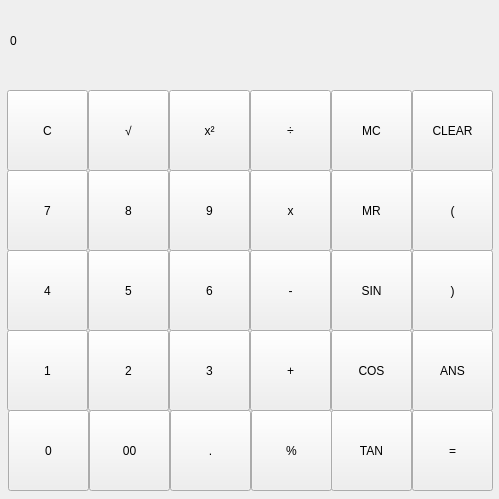
The window that calculator.ui (tonyeko/Calculator) describes before a commit, drawn with Qt 5.
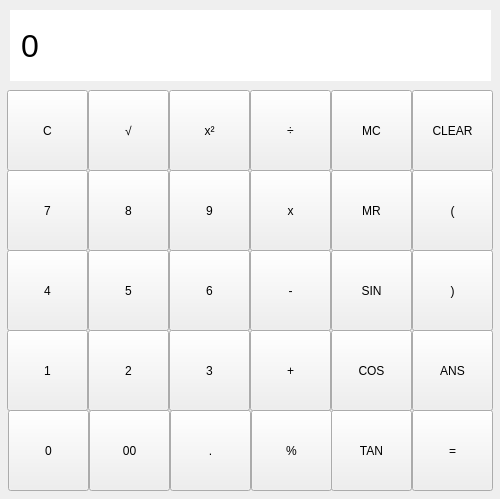
The same window after the commit.

What changed in the file:
```diff
--- a/calculator.ui
+++ b/calculator.ui
@@ -6,7 +6,7 @@
    <rect>
     <x>0</x>
     <y>0</y>
-    <width>499</width>
+    <width>500</width>
     <height>499</height>
    </rect>
   </property>
@@ -18,11 +18,23 @@
     <property name="geometry">
      <rect>
       <x>10</x>
-      <y>0</y>
-      <width>486</width>
-      <height>81</height>
+      <y>10</y>
+      <width>481</width>
+      <height>71</height>
      </rect>
     </property>
+    <property name="font">
+     <font>
+      <pointsize>24</pointsize>
+     </font>
+    </property>
+    <property name="styleSheet">
+     <string notr="true">QLabel {
+	qproperty-alignment: 'AlignVCenter | AlignRight';
+	border: 3px solid transparent;
+	background-color: white;
+}</string>
+    </property>
     <property name="text">
      <string>0</string>
     </property>
```
